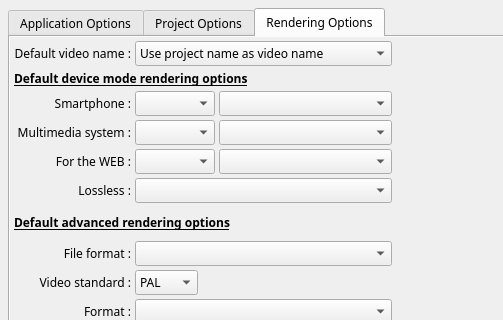
Above: src/ffDiaporama/DlgApplicationSettings.ui from boenki/ffdiaporama before the change; both pictures show x 0 to 503 and y 0 to 320 of the 700 by 500 pixel window. Below: the same form after it.
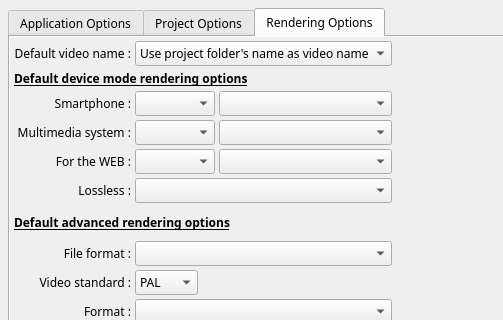
That is the form after the change. The open tabs and pages were chosen to show the change. Icons and pictures are not drawn.

Patch:
```diff
--- a/src/ffDiaporama/DlgApplicationSettings.ui
+++ b/src/ffDiaporama/DlgApplicationSettings.ui
@@ -2987,8 +2987,8 @@
            <rect>
             <x>0</x>
             <y>0</y>
-            <width>384</width>
-            <height>397</height>
+            <width>680</width>
+            <height>415</height>
            </rect>
           </property>
           <layout class="QGridLayout" name="gridLayout_2">
@@ -3371,11 +3371,6 @@
            </item>
            <item row="1" column="1" colspan="2">
             <widget class="QComboBox" name="DefaultNameProjectNameCB">
-             <item>
-              <property name="text">
-               <string>Use project name as video name</string>
-              </property>
-             </item>
              <item>
               <property name="text">
                <string>Use project folder's name as video name</string>
```
Left out of the diff: 8 changed lines with no effect on the pictures.
